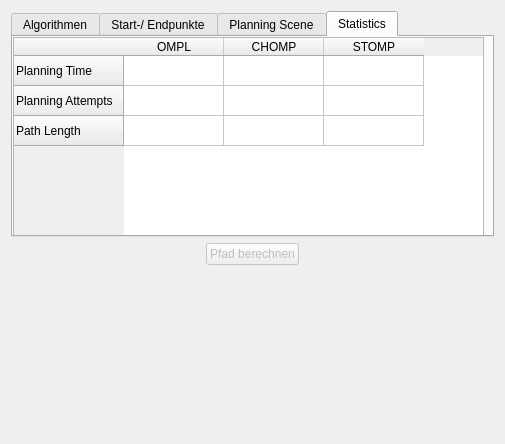
Qt form rqt_mypkg/resource/MyPlugin.ui (mounteverset/moveit_path_visualizer) before a commit.
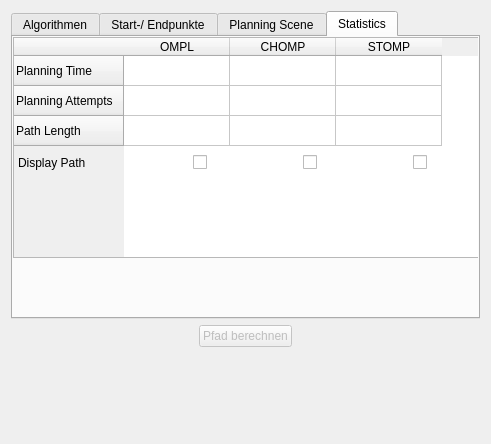
The same form after that commit.

Commit message: Custom ROS msg created, changes to the UI/plugin

Patch:
```diff
--- a/rqt_mypkg/resource/MyPlugin.ui
+++ b/rqt_mypkg/resource/MyPlugin.ui
@@ -6,7 +6,7 @@
    <rect>
     <x>0</x>
     <y>0</y>
-    <width>505</width>
+    <width>490</width>
     <height>444</height>
    </rect>
   </property>
@@ -39,6 +39,24 @@
    </item>
    <item row="0" column="0">
     <widget class="QTabWidget" name="tabwidget">
+     <property name="sizePolicy">
+      <sizepolicy hsizetype="Expanding" vsizetype="Expanding">
+       <horstretch>0</horstretch>
+       <verstretch>0</verstretch>
+      </sizepolicy>
+     </property>
+     <property name="minimumSize">
+      <size>
+       <width>469</width>
+       <height>0</height>
+      </size>
+     </property>
+     <property name="maximumSize">
+      <size>
+       <width>469</width>
+       <height>500</height>
+      </size>
+     </property>
      <property name="currentIndex">
       <number>3</number>
      </property>
@@ -326,14 +344,7 @@
       <layout class="QGridLayout" name="gridLayout_4">
        <item row="0" column="0">
         <layout class="QGridLayout" name="gridLayout_2">
-         <item row="0" column="0">
-          <widget class="QPushButton" name="pushButton_openPlanningScene">
-           <property name="text">
-            <string>PlanningScene öffnen</string>
-           </property>
-          </widget>
-         </item>
-         <item row="1" column="0">
+         <item row="2" column="0">
           <spacer name="verticalSpacer">
            <property name="orientation">
             <enum>Qt::Vertical</enum>
@@ -346,6 +357,45 @@
            </property>
           </spacer>
          </item>
+         <item row="1" column="0">
+          <widget class="QPushButton" name="pushButton_openPlanningScene">
+           <property name="text">
+            <string>PlanningScene öffnen</string>
+           </property>
+          </widget>
+         </item>
+         <item row="0" column="0">
+          <widget class="QListWidget" name="planningScene_listWidget">
+           <property name="sizePolicy">
+            <sizepolicy hsizetype="Preferred" vsizetype="Preferred">
+             <horstretch>0</horstretch>
+             <verstretch>0</verstretch>
+            </sizepolicy>
+           </property>
+           <property name="minimumSize">
+            <size>
+             <width>0</width>
+             <height>100</height>
+            </size>
+           </property>
+           <property name="maximumSize">
+            <size>
+             <width>16777215</width>
+             <height>200</height>
+            </size>
+           </property>
+           <item>
+            <property name="text">
+             <string>Fensterrahmen</string>
+            </property>
+           </item>
+           <item>
+            <property name="text">
+             <string>Cluttered Scene</string>
+            </property>
+           </item>
+          </widget>
+         </item>
         </layout>
        </item>
       </layout>
@@ -363,6 +413,9 @@
          <height>221</height>
         </rect>
        </property>
+       <attribute name="horizontalHeaderDefaultSectionSize">
+        <number>106</number>
+       </attribute>
        <row>
         <property name="text">
          <string>Planning Time</string>
@@ -394,6 +447,67 @@
         </property>
        </column>
       </widget>
+      <widget class="QCheckBox" name="ompl_display_checkBox">
+       <property name="geometry">
+        <rect>
+         <x>180</x>
+         <y>110</y>
+         <width>31</width>
+         <height>31</height>
+        </rect>
+       </property>
+       <property name="text">
+        <string/>
+       </property>
+      </widget>
+      <widget class="QCheckBox" name="chomp_display_checkBox">
+       <property name="geometry">
+        <rect>
+         <x>290</x>
+         <y>110</y>
+         <width>31</width>
+         <height>31</height>
+        </rect>
+       </property>
+       <property name="text">
+        <string/>
+       </property>
+      </widget>
+      <widget class="QCheckBox" name="stomp_display_checkBox">
+       <property name="geometry">
+        <rect>
+         <x>400</x>
+         <y>110</y>
+         <width>31</width>
+         <height>31</height>
+        </rect>
+       </property>
+       <property name="text">
+        <string/>
+       </property>
+      </widget>
+      <widget class="QLabel" name="display_path_label">
+       <property name="geometry">
+        <rect>
+         <x>0</x>
+         <y>110</y>
+         <width>131</width>
+         <height>31</height>
+        </rect>
+       </property>
+       <property name="text">
+        <string>Display Path</string>
+       </property>
+       <property name="alignment">
+        <set>Qt::AlignLeading|Qt::AlignLeft|Qt::AlignVCenter</set>
+       </property>
+       <property name="margin">
+        <number>0</number>
+       </property>
+       <property name="indent">
+        <number>5</number>
+       </property>
+      </widget>
      </widget>
     </widget>
    </item>
```
The commit also changes 6 other files.
